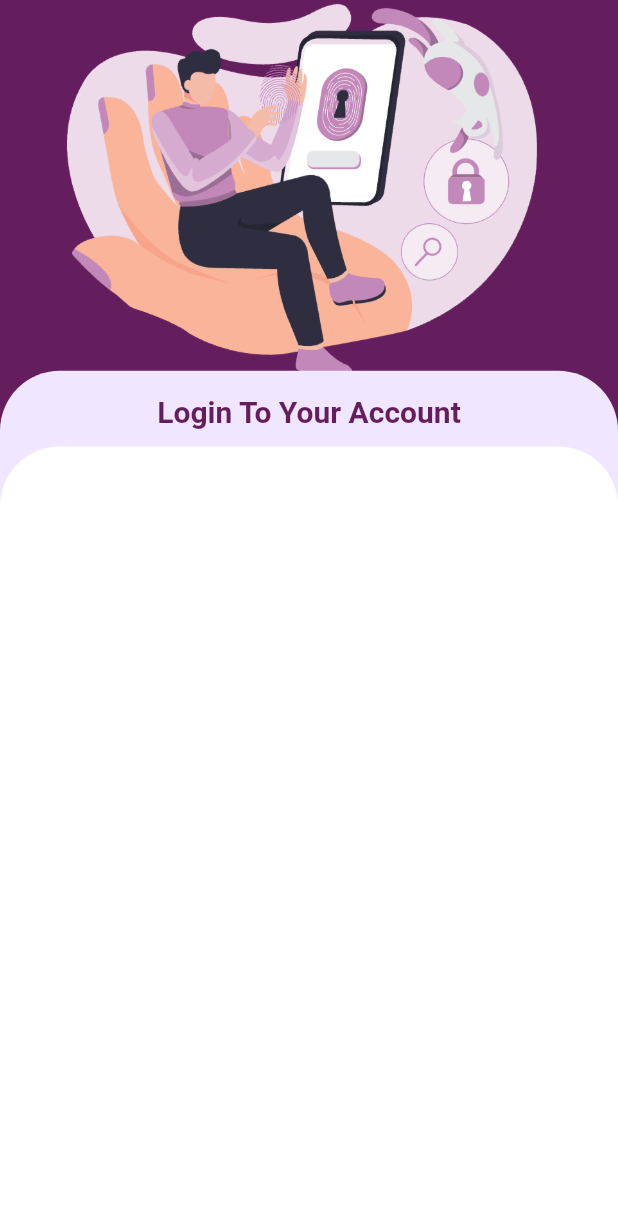
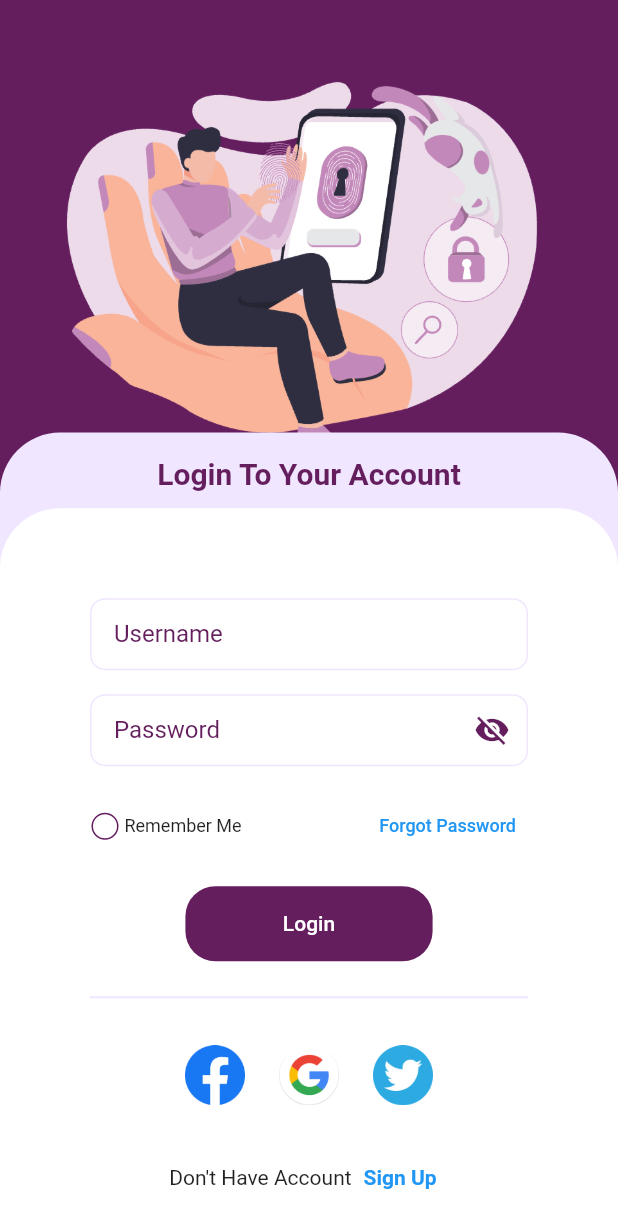
Before and after one commit to chanisaraM/flutter-authen-with-firebase, a Flutter app: the screen it shows after launch, after a tap on "LOGIN", on a phone screen of 412 x 824 dp. Shown: the top 1228 px of the screen. Run offline on Flutter 3.47's test engine with Material 2 defaults, Android fonts, the phone set to English and light mode, and no system bars; our stand-ins replace flutter_svg.

```diff
--- /dev/null
+++ b/lib/components/back_to_home_page.dart
@@ -0,0 +1,30 @@
+import 'package:flutter/material.dart';
+import 'package:flutter_application_1/pages/welcome_page.dart';
+
+class BackToHomePage extends StatelessWidget {
+  const BackToHomePage({super.key});
+
+  @override
+  Widget build(BuildContext context) {
+    return TextButton(
+      child: const Text(
+        "Back to Homepage",
+        style: TextStyle(
+          color: Colors.black26,
+          fontSize: 12,
+          fontWeight: FontWeight.w700,
+        ),
+      ),
+      onPressed: () => {
+        Navigator.push(
+          context,
+          MaterialPageRoute(
+            builder: (context) {
+              return const WelcomePage();
+            },
+          ),
+        )
+      },
+    );
+  }
+}
--- a/lib/components/login_page/input_data.dart
+++ b/lib/components/login_page/input_data.dart
@@ -0,0 +1,160 @@
+// ignore_for_file: prefer_const_constructors
+
+import 'package:flutter/material.dart';
+import 'package:flutter_application_1/components/back_to_home_page.dart';
+import 'package:flutter_application_1/components/custom_btn.dart';
+import 'package:flutter_application_1/components/text_filed_normal.dart';
+import 'package:flutter_application_1/components/text_filed_password.dart';
+import 'package:flutter_application_1/pages/sign_up.dart';
+import 'package:flutter_application_1/pages/welcome_page.dart';
+import '../../constants.dart';
+
+class InputInformation extends StatelessWidget {
+  const InputInformation({super.key});
+
+  @override
+  Widget build(BuildContext context) {
+    TextEditingController username = TextEditingController();
+    TextEditingController password = TextEditingController();
+    return SingInController();
+  }
+}
+
+class SingInController extends StatefulWidget {
+  const SingInController({super.key});
+
+  @override
+  State<SingInController> createState() => _SingInController();
+}
+
+class _SingInController extends State<SingInController> {
+  TextEditingController username = TextEditingController();
+  TextEditingController password = TextEditingController();
+  bool remember = false;
+
+  @override
+  void initState() {
+    username.text = "";
+    password.text = "";
+    super.initState();
+  }
+
+  @override
+  Widget build(BuildContext context) {
+    return SingleChildScrollView(
+      child: Container(
+        padding: EdgeInsets.only(left: 12, top: 60, right: 12, bottom: 12),
+        margin: EdgeInsets.symmetric(horizontal: 48),
+        child: Column(
+          children: [
+            TextFiledNormal(
+              controller: username,
+              labelText: 'Username',
+            ),
+            SizedBox(height: 16),
+            TextFiledPassword(
+              controller: password,
+              labelText: 'Password',
+            ),
+            SizedBox(height: 16),
+            Row(
+              mainAxisAlignment: MainAxisAlignment.spaceBetween,
+              children: [
+                Row(
+                  children: [
+                    SizedBox(
+                      width: 20.0,
+                      child: Checkbox(
+                        shape: CircleBorder(),
+                        side: MaterialStateBorderSide.resolveWith(
+                          (states) => BorderSide(width: 1.0, color: kPrimaryColor),
+                        ),
+                        checkColor: kPrimaryLightColor,
+                        activeColor: kPrimaryColor,
+                        materialTapTargetSize: MaterialTapTargetSize.shrinkWrap,
+                        value: remember,
+                        onChanged: (val) {
+                          setState(() {
+                            remember = !remember;
+                          });
+                        },
+                      ),
+                    ),
+                    Text(
+                      '\tRemember Me',
+                      style: TextStyle(fontSize: 12),
+                    ),
+                  ],
+                ),
+                TextButton(
+                  child: Text(
+                    "Forgot Password",
+                    style: TextStyle(fontSize: 12),
+                  ),
+                  onPressed: () async {},
+                ),
+              ],
+            ),
+            SizedBox(height: 16),
+            CustomBtn(
+              onPressed: () => Navigator.push(
+                context,
+                MaterialPageRoute(
+                  builder: (context) {
+                    return Container();
+                  },
+                ),
+              ),
+              text: 'Login',
+              textColor: Colors.white,
+              width: MediaQuery.of(context).size.width * 0.4,
+            ),
+            Divider(
+              thickness: 1.5,
+              color: kPrimaryLightColor,
+            ),
+            SizedBox(height: 24),
+            Padding(
+              padding: const EdgeInsets.symmetric(horizontal: 52),
+              child: Row(
+                mainAxisAlignment: MainAxisAlignment.spaceAround,
+                children: [
+                  GestureDetector(onTap: () {}, child: Image.asset('assets/images/facebook.png', width: 40)),
+                  GestureDetector(onTap: () {}, child: Image.asset('assets/images/google.png', width: 40)),
+                  GestureDetector(onTap: () {}, child: Image.asset('assets/images/twitter.png', width: 40)),
+                ],
+              ),
+            ),
+            SizedBox(height: 24),
+            Row(
+              mainAxisAlignment: MainAxisAlignment.center,
+              children: [
+                Text(
+                  'Don\'t Have Account',
+                  style: TextStyle(fontSize: 14, fontWeight: FontWeight.w400),
+                ),
+                TextButton(
+                  child: Text(
+                    "Sign Up",
+                    style: TextStyle(fontSize: 14, fontWeight: FontWeight.w700),
+                  ),
+                  onPressed: () => {
+                    Navigator.push(
+                      context,
+                      MaterialPageRoute(
+                        builder: (context) {
+                          return SignUpPage();
+                        },
+                      ),
+                    )
+                  },
+                )
+              ],
+            ),
+            BackToHomePage()
+          ],
+        ),
+      ),
+    );
+  }
+}
--- /dev/null
+++ b/lib/components/text_filed_normal.dart
@@ -0,0 +1,55 @@
+// ignore_for_file: prefer_const_constructors, must_be_immutable
+
+import 'package:flutter/material.dart';
+import '../constants.dart';
+
+class TextFiledNormal extends StatelessWidget {
+  TextEditingController controller;
+  String labelText;
+  TextFiledNormal({
+    super.key,
+    required this.controller,
+    required this.labelText,
+  });
+
+  @override
+  Widget build(BuildContext context) {
+    return TextField(
+        controller: controller,
+        decoration: InputDecoration(
+          labelText: labelText,
+          labelStyle: TextStyle(
+            color: kPrimaryColor,
+          ),
+          border: customOutlineborder(),
+          contentPadding: EdgeInsets.symmetric(
+            vertical: 12,
+            horizontal: 16,
+          ),
+          focusedBorder: myFocusborder(),
+          enabledBorder: myEnableborder(),
+        ));
+  }
+}
+
+OutlineInputBorder customOutlineborder() {
+  return OutlineInputBorder(
+    borderRadius: BorderRadius.all(Radius.circular(10)),
+  );
+}
+
+OutlineInputBorder myFocusborder() {
+  return OutlineInputBorder(
+      borderRadius: BorderRadius.all(Radius.circular(10)),
+      borderSide: BorderSide(
+        color: kPrimaryColor,
+      ));
+}
+
+OutlineInputBorder myEnableborder() {
+  return OutlineInputBorder(
+      borderRadius: BorderRadius.all(Radius.circular(10)),
+      borderSide: BorderSide(
+        color: kPrimaryLightColor,
+      ));
+}
--- /dev/null
+++ b/lib/components/text_filed_password.dart
@@ -0,0 +1,72 @@
+// ignore_for_file: prefer_const_constructors, must_be_immutable
+
+import 'package:flutter/material.dart';
+import '../constants.dart';
+
+class TextFiledPassword extends StatefulWidget {
+  TextEditingController controller;
+  String labelText;
+  TextFiledPassword({
+    super.key,
+    required this.controller,
+    required this.labelText,
+  });
+
+  @override
+  State<TextFiledPassword> createState() => _TextFiledPasswordState();
+}
+
+class _TextFiledPasswordState extends State<TextFiledPassword> {
+  bool hidePassword = true;
+
+  @override
+  Widget build(BuildContext context) {
+    return TextField(
+        controller: widget.controller,
+        obscureText: hidePassword,
+        decoration: InputDecoration(
+          labelText: widget.labelText,
+          labelStyle: TextStyle(
+            color: kPrimaryColor,
+          ),
+          border: customOutlineborder(),
+          contentPadding: EdgeInsets.symmetric(
+            vertical: 12,
+            horizontal: 16,
+          ),
+          suffixIcon: IconButton(
+            color: kPrimaryColor,
+            icon: hidePassword ? Icon(Icons.visibility_off) : Icon(Icons.visibility),
+            onPressed: () {
+              setState(() {
+                hidePassword = !hidePassword;
+              });
+            },
+          ),
+          focusedBorder: myfocusborder(),
+          enabledBorder: myEnableborder(),
+        ));
+  }
+}
+
+OutlineInputBorder customOutlineborder() {
+  return OutlineInputBorder(
+    borderRadius: BorderRadius.all(Radius.circular(10)),
+  );
+}
+
+OutlineInputBorder myfocusborder() {
+  return OutlineInputBorder(
+      borderRadius: BorderRadius.all(Radius.circular(10)),
+      borderSide: BorderSide(
+        color: kPrimaryColor,
+      ));
+}
+
+OutlineInputBorder myEnableborder() {
+  return OutlineInputBorder(
+      borderRadius: BorderRadius.all(Radius.circular(10)),
+      borderSide: BorderSide(
+        color: kPrimaryLightColor,
+      ));
+}
--- a/lib/main.dart
+++ b/lib/main.dart
@@ -1,5 +1,5 @@
 import 'package:flutter/material.dart';
-import 'package:flutter_application_1/pages/welcomse_page.dart';
+import 'package:flutter_application_1/pages/welcome_page.dart';
 
 void main() {
   runApp(const MainApp());
--- a/lib/pages/login_page.dart
+++ b/lib/pages/login_page.dart
@@ -1,6 +1,7 @@
 // ignore_for_file: prefer_const_constructors
 
 import 'package:flutter/material.dart';
+import 'package:flutter_application_1/components/login_page/input_data.dart';
 import 'package:flutter_application_1/components/welcome_page/background.dart';
 import '../constants.dart';
 
@@ -12,10 +13,9 @@ class LoginPage extends StatelessWidget {
     return Scaffold(
         backgroundColor: kPrimaryColor,
         body: LayoutBuilder(
-          builder: (context, constraints) => SingleChildScrollView(
-            child: SafeArea(
-              child: LoginScreen(),
-            ),
+          builder: (context, constraints) => Padding(
+            padding: const EdgeInsets.only(top: 52),
+            child: LoginScreen(),
           ),
         ));
   }
@@ -40,7 +40,7 @@ class LoginScreen extends StatelessWidget {
         Positioned(
           bottom: 0,
           child: Container(
-            height: MediaQuery.of(context).size.height * 0.70,
+            height: MediaQuery.of(context).size.height * 0.65,
             width: MediaQuery.of(context).size.width,
             decoration: const BoxDecoration(
               color: kPrimaryLightColor,
@@ -65,7 +65,7 @@ class LoginScreen extends StatelessWidget {
         Positioned(
           bottom: 0,
           child: Container(
-            height: (MediaQuery.of(context).size.height * 0.60) + (defaultPadding * 2),
+            height: (MediaQuery.of(context).size.height * 0.55) + (defaultPadding * 2),
             width: MediaQuery.of(context).size.width,
             decoration: const BoxDecoration(
               color: Colors.white,
@@ -73,6 +73,7 @@ class LoginScreen extends StatelessWidget {
                 top: Radius.circular(40),
               ),
             ),
+            child: InputInformation(),
           ),
         ),
       ]),
--- a/lib/pages/welcomse_page.dart
+++ b/lib/pages/welcome_page.dart
@@ -58,7 +58,7 @@ class WelcomeScreen extends StatelessWidget {
                       context,
                       MaterialPageRoute(
                         builder: (context) {
-                          return LoginScreen();
+                          return LoginPage();
                         },
                       ),
                     ),
```
Also changed, not shown: lib/components/signup_page/form_data.dart (added, +125 -0 lines), lib/pages/sign_up.dart (added, +87 -0 lines), assets/images/google.png (added), assets/images/main_bottom.png (deleted), assets/images/signup_top.png (deleted), assets/images/twitter.png (added).
